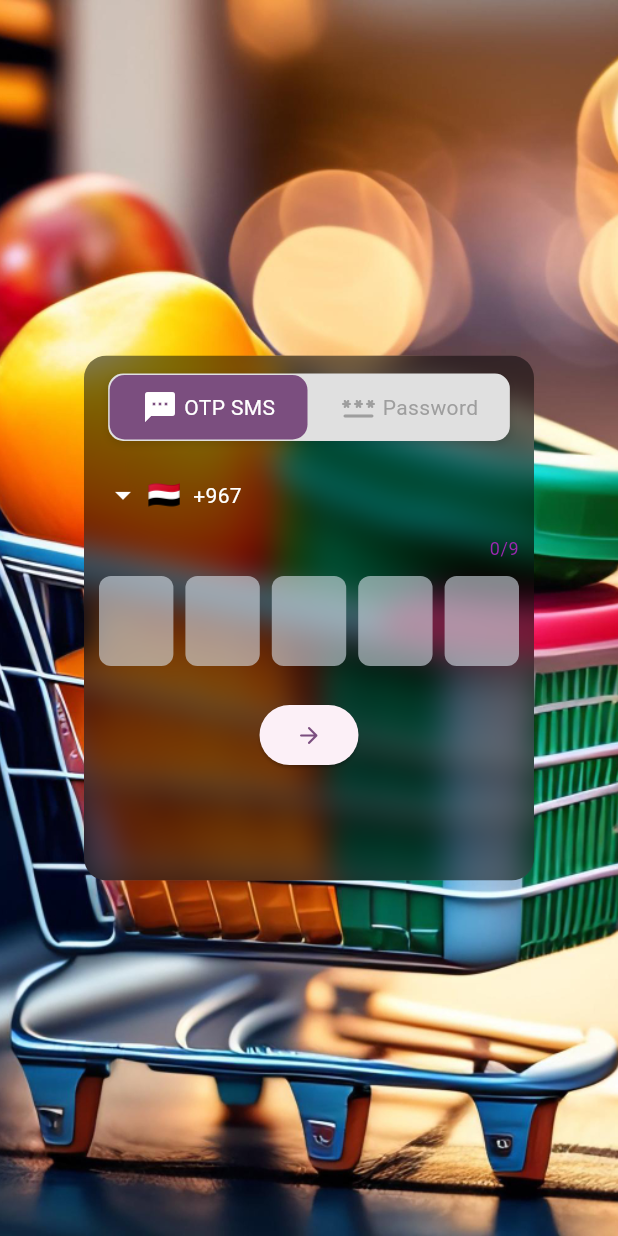
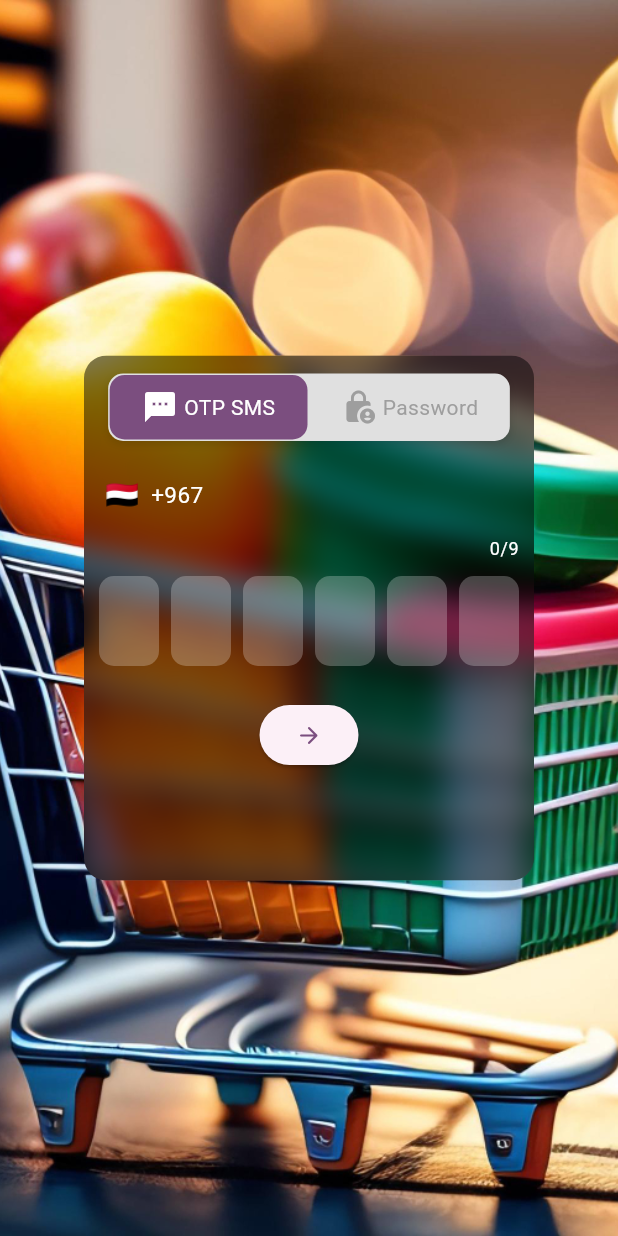
Before and after one commit to Ahmedriyadh19/Mall-Le, a Flutter app: the screen it shows after launch, after a tap on the "perm phone msg" icon, on a phone screen of 412 x 824 dp. Run offline on Flutter 3.47's test engine with Material 2 defaults, Android fonts, the phone set to English and light mode, and no system bars; drawn by our look-alikes of flutter_toggle_tab, intl_phone_field, pinput; our stand-ins replace flutter_bloc, glass.

Commit message:
Update v1.9

```diff
--- a/lib/features/login/bloc/login_bloc_bloc.dart
+++ b/lib/features/login/bloc/login_bloc_bloc.dart
@@ -1,10 +1,10 @@
 import 'package:flutter_bloc/flutter_bloc.dart';
 import 'package:flutter/material.dart';
-import 'package:mall_le/features/login/events/login_auth_toggle_event.dart';
-import 'package:mall_le/features/login/events/login_button_event.dart';
-import 'package:mall_le/features/login/events/login_otp_complete_event.dart';
-import 'package:mall_le/features/login/events/login_password_obscured_event.dart';
-import 'package:mall_le/features/login/events/login_phone_otp_send_event.dart';
+import 'package:mall_le/features/login/events/button_auth_toggle_login_method_event.dart';
+import 'package:mall_le/features/login/events/button_login_process_event.dart';
+import 'package:mall_le/features/login/events/checker_otp_login_event.dart';
+import 'package:mall_le/features/login/events/visibility_password_option_event.dart';
+import 'package:mall_le/features/login/events/request_send_otp_event.dart';
 import 'package:mall_le/features/login/states/login_states_changes.dart';
 
 part 'login_bloc_event.dart';
@@ -17,16 +17,16 @@ class LoginBlocBloc extends Bloc<LoginBlocEvent, LoginBlocState> {
   bool isSend = false;
   LoginBlocBloc() : super(LoginBlocInitial()) {
     on<LoginBlocEvent>((event, emit) {
-      if (event is LoginAuthToggleEvent) {
+      if (event is ButtonAuthToggleLoginMethodEvent) {
         option = event.option;
         isSend = false;
         emit(LoginStateChange(option: event.option, isObscured: isObscured, errorMessage: message, isSend: isSend));
-      } else if (event is LoginPasswordObscuredEvent) {
+      } else if (event is VisibilityPasswordOptionEvent) {
         isObscured = event.isObscured;
         emit(LoginStateChange(isObscured: event.isObscured, errorMessage: message, option: option, isSend: isSend));
-      } else if (event is LoginButtonEvent) {
-      } else if (event is LoginOtpCompleteEvent) {
-      } else if (event is LoginPhoneOtpSendEvent) {
+      } else if (event is ButtonLoginProcessEvent) {
+      } else if (event is CheckerOTPLoginEvent) {
+      } else if (event is RequestSendOTPEvent) {
         isSend = !isSend;
         emit(LoginStateChange(isObscured: isObscured, errorMessage: message, option: option, isSend: isSend));
       }
--- /dev/null
+++ b/lib/features/login/events/button_auth_toggle_login_method_event.dart
@@ -0,0 +1,6 @@
+import 'package:mall_le/features/login/bloc/login_bloc_bloc.dart';
+
+class ButtonAuthToggleLoginMethodEvent extends LoginBlocEvent {
+  final int option;
+  ButtonAuthToggleLoginMethodEvent({required this.option});
+}
--- a/lib/features/login/events/login_button_event.dart
+++ b/lib/features/login/events/button_login_process_event.dart
@@ -1,3 +1,3 @@
 import 'package:mall_le/features/login/bloc/login_bloc_bloc.dart';
 
-class LoginButtonEvent extends LoginBlocEvent {}
+class ButtonLoginProcessEvent extends LoginBlocEvent {}
--- /dev/null
+++ b/lib/features/login/events/checker_otp_login_event.dart
@@ -0,0 +1,6 @@
+import 'package:mall_le/features/login/bloc/login_bloc_bloc.dart';
+
+class CheckerOTPLoginEvent extends LoginBlocEvent {
+  final int otp;
+  CheckerOTPLoginEvent({required this.otp});
+}
--- /dev/null
+++ b/lib/features/login/events/checker_password_input_login_event.dart
@@ -0,0 +1,6 @@
+import 'package:mall_le/features/login/bloc/login_bloc_bloc.dart';
+
+class CheckerPasswordInputLoginEvent extends LoginBlocEvent {
+  final String password;
+  CheckerPasswordInputLoginEvent({required this.password});
+}
--- /dev/null
+++ b/lib/features/login/events/checker_phone_number_input_valid_event.dart
@@ -0,0 +1,6 @@
+import 'package:mall_le/features/login/bloc/login_bloc_bloc.dart';
+
+class CheckerPhoneNumberValidationEvent extends LoginBlocEvent {
+  final String phoneNumber;
+  CheckerPhoneNumberValidationEvent({required this.phoneNumber});
+}
--- a/lib/features/login/events/login_auth_toggle_event.dart
+++ /dev/null
@@ -1,6 +0,0 @@
-import 'package:mall_le/features/login/bloc/login_bloc_bloc.dart';
-
-class LoginAuthToggleEvent extends LoginBlocEvent {
-  final int option;
-  LoginAuthToggleEvent({required this.option});
-}
--- a/lib/features/login/events/login_otp_complete_event.dart
+++ /dev/null
@@ -1,7 +0,0 @@
-import 'package:mall_le/features/login/bloc/login_bloc_bloc.dart';
-
-class LoginOtpCompleteEvent extends LoginBlocEvent {
-  final int otp;
-
-  LoginOtpCompleteEvent({required this.otp});
-}
--- a/lib/features/login/events/login_password_input_valid_event.dart
+++ /dev/null
@@ -1,6 +0,0 @@
-import 'package:mall_le/features/login/bloc/login_bloc_bloc.dart';
-
-class PasswordInputValidationEvent extends LoginBlocEvent {
-  final String password;
-  PasswordInputValidationEvent({required this.password});
-}
--- a/lib/features/login/events/login_password_obscured_event.dart
+++ /dev/null
@@ -1,6 +0,0 @@
-import 'package:mall_le/features/login/bloc/login_bloc_bloc.dart';
-
-class LoginPasswordObscuredEvent extends LoginBlocEvent {
-  final bool isObscured;
-  LoginPasswordObscuredEvent({required this.isObscured});
-}
--- a/lib/features/login/events/login_phone_number_input_valid_event.dart
+++ /dev/null
@@ -1,6 +0,0 @@
-import 'package:mall_le/features/login/bloc/login_bloc_bloc.dart';
-
-class InputPhoneNumberValidationEvent extends LoginBlocEvent {
-  final String phoneNumber;
-  InputPhoneNumberValidationEvent({required this.phoneNumber});
-}
--- a/lib/features/login/events/login_phone_otp_send_event.dart
+++ /dev/null
@@ -1,5 +0,0 @@
-import 'package:mall_le/features/login/bloc/login_bloc_bloc.dart';
-
-class LoginPhoneOtpSendEvent extends LoginBlocEvent {
-  LoginPhoneOtpSendEvent();
-}
--- /dev/null
+++ b/lib/features/login/events/request_send_otp_event.dart
@@ -0,0 +1,5 @@
+import 'package:mall_le/features/login/bloc/login_bloc_bloc.dart';
+
+class RequestSendOTPEvent extends LoginBlocEvent {
+  RequestSendOTPEvent();
+}
--- /dev/null
+++ b/lib/features/login/events/visibility_password_option_event.dart
@@ -0,0 +1,6 @@
+import 'package:mall_le/features/login/bloc/login_bloc_bloc.dart';
+
+class VisibilityPasswordOptionEvent extends LoginBlocEvent {
+  final bool isObscured;
+  VisibilityPasswordOptionEvent({required this.isObscured});
+}
--- a/lib/features/login/widget/login_auth_toggle_option.dart
+++ b/lib/features/login/widget/login_auth_toggle_option.dart
@@ -2,7 +2,7 @@ import 'package:flutter/material.dart';
 import 'package:flutter_bloc/flutter_bloc.dart';
 import 'package:flutter_toggle_tab/flutter_toggle_tab.dart';
 import 'package:mall_le/features/login/bloc/login_bloc_bloc.dart';
-import 'package:mall_le/features/login/events/login_auth_toggle_event.dart';
+import 'package:mall_le/features/login/events/button_auth_toggle_login_method_event.dart';
 import 'package:mall_le/features/login/states/login_states_changes.dart';
 
 class AuthToggleOption extends StatelessWidget {
@@ -30,10 +30,10 @@ class AuthToggleOption extends StatelessWidget {
             ],
             icons: const [
               Icons.sms_rounded,
-              Icons.password_rounded,
+              Icons.lock_person_rounded,
             ],
             selectedLabelIndex: (index) {
-              context.read<LoginBlocBloc>().add(LoginAuthToggleEvent(option: index));
+              context.read<LoginBlocBloc>().add(ButtonAuthToggleLoginMethodEvent(option: index));
             },
             marginSelected: const EdgeInsets.symmetric(horizontal: 1, vertical: 1),
           ),
--- a/lib/features/login/widget/login_otp_input.dart
+++ b/lib/features/login/widget/login_otp_input.dart
@@ -1,11 +1,23 @@
 import 'package:flutter/material.dart';
 import 'package:flutter_bloc/flutter_bloc.dart';
 import 'package:mall_le/features/login/bloc/login_bloc_bloc.dart';
-import 'package:mall_le/features/login/events/login_otp_complete_event.dart';
+import 'package:mall_le/features/login/events/checker_otp_login_event.dart';
 import 'package:pinput/pinput.dart';
 
 class LoginOtpInput extends StatelessWidget {
   const LoginOtpInput({super.key});
+
+ PinTheme _theme() {
+    return PinTheme(
+      decoration: BoxDecoration(
+        color: Colors.white24,
+        borderRadius: BorderRadius.circular(10),
+        //  border: Border.all(color: Colors.grey),
+      ),
+      width: 50,
+      textStyle: const TextStyle(fontSize: 20, color: Colors.white, fontWeight: FontWeight.bold),
+    );
+  }
 
   @override
   Widget build(BuildContext context) {
@@ -14,10 +26,11 @@ class LoginOtpInput extends StatelessWidget {
       child: Padding(
         padding: const EdgeInsets.all(10.0),
         child: Pinput(
-          length: 5,
+          defaultPinTheme: _theme(),
+          length: 6,
           onTapOutside: (event) => FocusScope.of(context).unfocus(),
           onCompleted: (value) {
-            context.read<LoginBlocBloc>().add(LoginOtpCompleteEvent(otp: int.parse(value)));
+            context.read<LoginBlocBloc>().add(CheckerOTPLoginEvent(otp: int.parse(value)));
           },
         ),
       ),
--- a/lib/features/login/widget/login_phone_number_input.dart
+++ b/lib/features/login/widget/login_phone_number_input.dart
@@ -2,6 +2,7 @@ import 'package:flutter/material.dart';
 import 'package:flutter_bloc/flutter_bloc.dart';
 import 'package:intl_phone_field/intl_phone_field.dart';
 import 'package:mall_le/features/login/bloc/login_bloc_bloc.dart';
+import 'package:mall_le/features/login/events/checker_phone_number_input_valid_event.dart';
 
 class LoginPhoneNumberInput extends StatelessWidget {
   const LoginPhoneNumberInput({super.key});
@@ -15,7 +16,7 @@ class LoginPhoneNumberInput extends StatelessWidget {
       prefixIcon: Icon(Icons.phone_android_rounded, color: Colors.white),
       labelStyle: TextStyle(color: Colors.white),
       hintStyle: TextStyle(color: Colors.grey),
-      counterStyle: TextStyle(color: Colors.purple),
+      counterStyle: TextStyle(color: Colors.white),
     );
   }
 
@@ -28,10 +29,21 @@ class LoginPhoneNumberInput extends StatelessWidget {
           child: IntlPhoneField(
             decoration: boxDecoration(),
             initialCountryCode: 'YE',
-            dropdownTextStyle: const TextStyle(color: Colors.white),
+            dropdownTextStyle: const TextStyle(color: Colors.white, fontSize: 15),
+            showDropdownIcon: false,
             dropdownIcon: const Icon(Icons.arrow_drop_down, color: Colors.white),
             style: const TextStyle(color: Colors.white),
-           // countries: myCountries
+            cursorColor: Colors.white,
+
+            onChanged: (value) {
+              try {
+                if (value.isValidNumber()) {
+                  context.read<LoginBlocBloc>().add(CheckerPhoneNumberValidationEvent(phoneNumber: value.completeNumber));
+                }
+              } catch (_) {
+
+              }
+            },
           ),
         );
       },
--- a/lib/features/login/widget/login_request_otp_button.dart
+++ b/lib/features/login/widget/login_request_otp_button.dart
@@ -1,7 +1,7 @@
 import 'package:flutter/material.dart';
 import 'package:flutter_bloc/flutter_bloc.dart';
 import 'package:mall_le/features/login/bloc/login_bloc_bloc.dart';
-import 'package:mall_le/features/login/events/login_phone_otp_send_event.dart';
+import 'package:mall_le/features/login/events/request_send_otp_event.dart';
 
 class LoginRequestOtpButton extends StatelessWidget {
   const LoginRequestOtpButton({super.key});
@@ -15,7 +15,7 @@ class LoginRequestOtpButton extends StatelessWidget {
           Icons.perm_phone_msg_rounded,
         ),
         onPressed: () {
-          context.read<LoginBlocBloc>().add(LoginPhoneOtpSendEvent());
+          context.read<LoginBlocBloc>().add(RequestSendOTPEvent());
         },
       ),
     );
--- a/lib/features/login/widget/login_submit_button.dart
+++ b/lib/features/login/widget/login_submit_button.dart
@@ -1,7 +1,7 @@
 import 'package:flutter/material.dart';
 import 'package:flutter_bloc/flutter_bloc.dart';
 import 'package:mall_le/features/login/bloc/login_bloc_bloc.dart';
-import 'package:mall_le/features/login/events/login_button_event.dart';
+import 'package:mall_le/features/login/events/button_login_process_event.dart';
 
 class LoginSubmitButton extends StatelessWidget {
   const LoginSubmitButton({super.key});
@@ -15,7 +15,7 @@ class LoginSubmitButton extends StatelessWidget {
           Icons.arrow_forward_rounded,
         ),
         onPressed: () {
-          context.read<LoginBlocBloc>().add(LoginButtonEvent());
+          context.read<LoginBlocBloc>().add(ButtonLoginProcessEvent());
         },
       ),
     );
```
Also changed, not shown: lib/features/login/widget/login_password_input.dart (+7 -7 lines), pubspec.lock.
